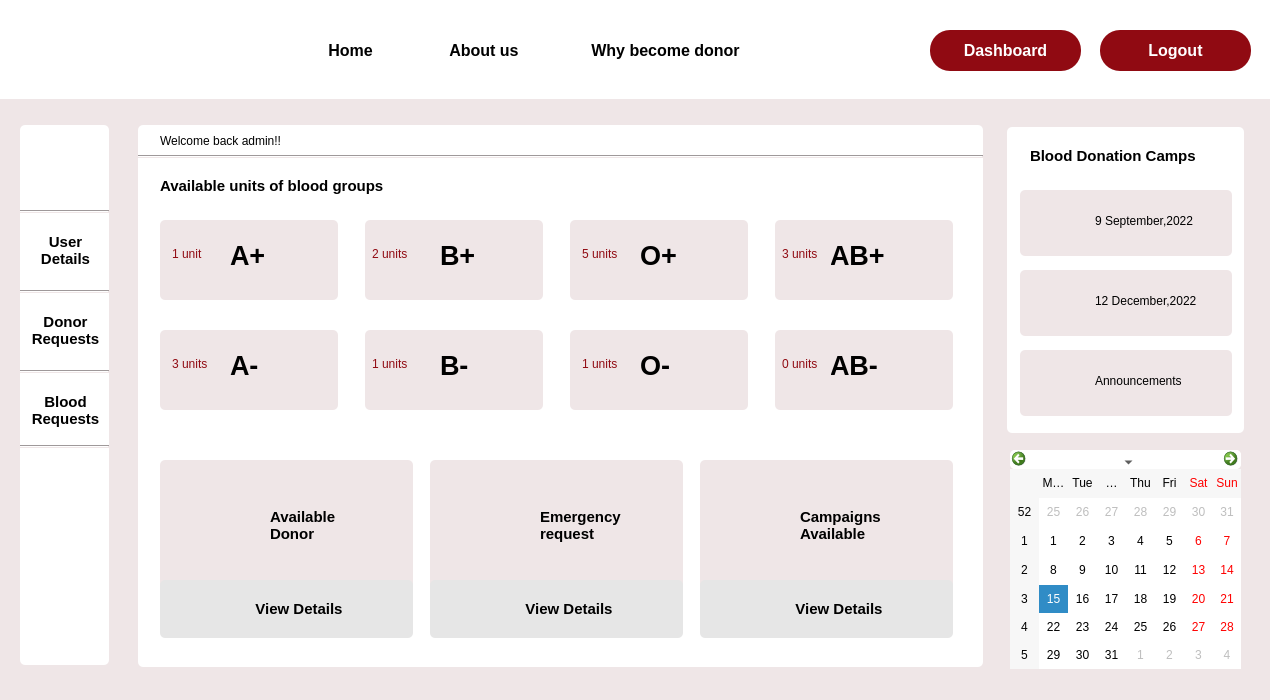
The window that admin_dashboard.ui (Rista10/Final) describes before a commit, drawn with Qt 5.
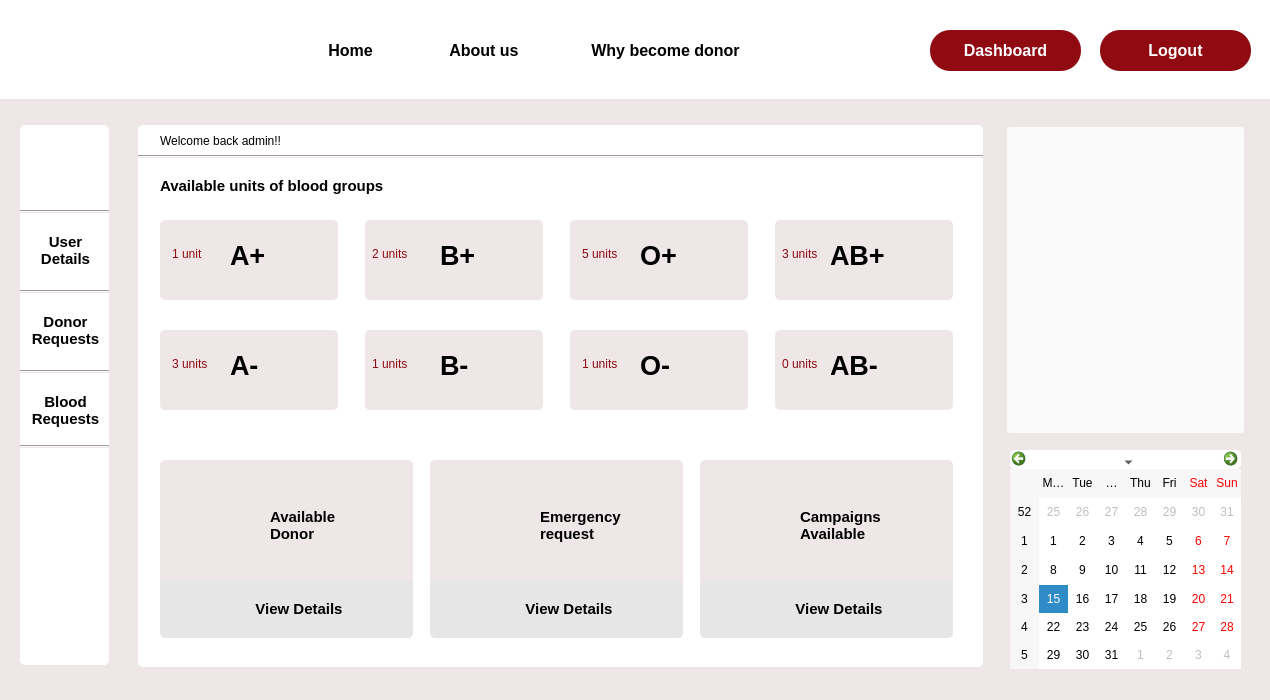
The same window after the commit. Icons and pictures are not drawn.

The edit to the form file:
```diff
--- a/admin_dashboard.ui
+++ b/admin_dashboard.ui
@@ -198,25 +198,6 @@
     <string>AB+</string>
    </property>
   </widget>
-  <widget class="QLabel" name="label_25">
-   <property name="geometry">
-    <rect>
-     <x>1020</x>
-     <y>350</y>
-     <width>212</width>
-     <height>66</height>
-    </rect>
-   </property>
-   <property name="cursor">
-    <cursorShape>PointingHandCursor</cursorShape>
-   </property>
-   <property name="styleSheet">
-    <string notr="true">border-radius:5px;</string>
-   </property>
-   <property name="text">
-    <string/>
-   </property>
-  </widget>
   <widget class="QLabel" name="label_53">
    <property name="geometry">
     <rect>
@@ -372,29 +353,6 @@
     <string/>
    </property>
   </widget>
-  <widget class="QLabel" name="label_31">
-   <property name="geometry">
-    <rect>
-     <x>1095</x>
-     <y>280</y>
-     <width>131</width>
-     <height>41</height>
-    </rect>
-   </property>
-   <property name="cursor">
-    <cursorShape>PointingHandCursor</cursorShape>
-   </property>
-   <property name="styleSheet">
-    <string notr="true">#label_31::hover
-{
-
-	color: rgb(144, 10, 18);
-}</string>
-   </property>
-   <property name="text">
-    <string>12 December,2022</string>
-   </property>
-  </widget>
   <widget class="QPushButton" name="about">
    <property name="geometry">
     <rect>
@@ -559,29 +517,6 @@
     <string>A+</string>
    </property>
   </widget>
-  <widget class="QLabel" name="label_30">
-   <property name="geometry">
-    <rect>
-     <x>1095</x>
-     <y>200</y>
-     <width>131</width>
-     <height>41</height>
-    </rect>
-   </property>
-   <property name="cursor">
-    <cursorShape>PointingHandCursor</cursorShape>
-   </property>
-   <property name="styleSheet">
-    <string notr="true">#label_30::hover
-{
-
-	color: rgb(144, 10, 18);
-}</string>
-   </property>
-   <property name="text">
-    <string>9 September,2022</string>
-   </property>
-  </widget>
   <widget class="Line" name="line_3">
    <property name="geometry">
     <rect>
@@ -673,25 +608,6 @@
     <string/>
    </property>
   </widget>
-  <widget class="QLabel" name="label_26">
-   <property name="geometry">
-    <rect>
-     <x>1020</x>
-     <y>270</y>
-     <width>212</width>
-     <height>66</height>
-    </rect>
-   </property>
-   <property name="cursor">
-    <cursorShape>PointingHandCursor</cursorShape>
-   </property>
-   <property name="styleSheet">
-    <string notr="true">border-radius:5px;</string>
-   </property>
-   <property name="text">
-    <string/>
-   </property>
-  </widget>
   <widget class="QLabel" name="label_41">
    <property name="geometry">
     <rect>
@@ -759,44 +675,6 @@
 Requests</string>
    </property>
   </widget>
-  <widget class="QLabel" name="label_24">
-   <property name="geometry">
-    <rect>
-     <x>1020</x>
-     <y>190</y>
-     <width>212</width>
-     <height>66</height>
-    </rect>
-   </property>
-   <property name="cursor">
-    <cursorShape>PointingHandCursor</cursorShape>
-   </property>
-   <property name="styleSheet">
-    <string notr="true">border-radius:5px;</string>
-   </property>
-   <property name="text">
-    <string/>
-   </property>
-  </widget>
-  <widget class="QLabel" name="label_27">
-   <property name="geometry">
-    <rect>
-     <x>1030</x>
-     <y>200</y>
-     <width>52</width>
-     <height>52</height>
-    </rect>
-   </property>
-   <property name="cursor">
-    <cursorShape>PointingHandCursor</cursorShape>
-   </property>
-   <property name="styleSheet">
-    <string notr="true">background-image: url(:/img/Images/blood.png);</string>
-   </property>
-   <property name="text">
-    <string/>
-   </property>
-  </widget>
   <widget class="QLabel" name="label_38">
    <property name="geometry">
     <rect>
@@ -1012,29 +890,6 @@
     <string/>
    </property>
   </widget>
-  <widget class="QLabel" name="label_32">
-   <property name="geometry">
-    <rect>
-     <x>1095</x>
-     <y>360</y>
-     <width>131</width>
-     <height>41</height>
-    </rect>
-   </property>
-   <property name="cursor">
-    <cursorShape>PointingHandCursor</cursorShape>
-   </property>
-   <property name="styleSheet">
-    <string notr="true">#label_32::hover
-{
-
-	color: rgb(144, 10, 18);
-}</string>
-   </property>
-   <property name="text">
-    <string>Announcements</string>
-   </property>
-  </widget>
   <widget class="QLabel" name="label_36">
    <property name="geometry">
     <rect>
@@ -1101,28 +956,6 @@
     <string>B+</string>
    </property>
   </widget>
-  <widget class="QLabel" name="label_23">
-   <property name="geometry">
-    <rect>
-     <x>1030</x>
-     <y>140</y>
-     <width>201</width>
-     <height>31</height>
-    </rect>
-   </property>
-   <property name="font">
-    <font>
-     <pointsize>11</pointsize>
-     <bold>true</bold>
-    </font>
-   </property>
-   <property name="styleSheet">
-    <string notr="true">background-color: rgb(255, 255, 255);</string>
-   </property>
-   <property name="text">
-    <string>Blood Donation Camps</string>
-   </property>
-  </widget>
   <widget class="QLabel" name="label_9">
    <property name="geometry">
     <rect>
@@ -1312,44 +1145,6 @@
     <string/>
    </property>
   </widget>
-  <widget class="QLabel" name="label_29">
-   <property name="geometry">
-    <rect>
-     <x>1030</x>
-     <y>360</y>
-     <width>51</width>
-     <height>41</height>
-    </rect>
-   </property>
-   <property name="cursor">
-    <cursorShape>PointingHandCursor</cursorShape>
-   </property>
-   <property name="styleSheet">
-    <string notr="true">border-image: url(:/img/Images/announcement.png);</string>
-   </property>
-   <property name="text">
-    <string/>
-   </property>
-  </widget>
-  <widget class="QLabel" name="label_28">
-   <property name="geometry">
-    <rect>
-     <x>1030</x>
-     <y>280</y>
-     <width>52</width>
-     <height>52</height>
-    </rect>
-   </property>
-   <property name="cursor">
-    <cursorShape>PointingHandCursor</cursorShape>
-   </property>
-   <property name="styleSheet">
-    <string notr="true">background-image: url(:/img/Images/blood.png);</string>
-   </property>
-   <property name="text">
-    <string/>
-   </property>
-  </widget>
   <widget class="QLabel" name="label_51">
    <property name="geometry">
     <rect>
@@ -1414,10 +1209,10 @@
     </font>
    </property>
    <property name="styleSheet">
-    <string notr="true">*{border-radius:5px;
+    <string notr="true">#pushButton_2{border-radius:5px;
 background-color: #E6E6E6;}
 
-#label_21::hover
+#pushButton_2::hover
 {
 
 	color: rgb(144, 10, 18);
@@ -1644,6 +1439,34 @@
     <string>0 units</string>
    </property>
   </widget>
+  <widget class="QPushButton" name="pushButton_4">
+   <property name="geometry">
+    <rect>
+     <x>1007</x>
+     <y>127</y>
+     <width>237</width>
+     <height>306</height>
+    </rect>
+   </property>
+   <property name="styleSheet">
+    <string notr="true">background-color: rgb(250, 250, 250);
+border-radius:3px;
+</string>
+   </property>
+   <property name="text">
+    <string/>
+   </property>
+   <property name="icon">
+    <iconset resource="Resources.qrc">
+     <normaloff>:/Images/donor_day.JPG</normaloff>:/Images/donor_day.JPG</iconset>
+   </property>
+   <property name="iconSize">
+    <size>
+     <width>250</width>
+     <height>400</height>
+    </size>
+   </property>
+  </widget>
   <zorder>label_3</zorder>
   <zorder>label_4</zorder>
   <zorder>label_13</zorder>
@@ -1651,16 +1474,12 @@
   <zorder>label_18</zorder>
   <zorder>label_14</zorder>
   <zorder>label_46</zorder>
-  <zorder>label_25</zorder>
   <zorder>label_8</zorder>
   <zorder>label_10</zorder>
   <zorder>label_12</zorder>
   <zorder>label_19</zorder>
   <zorder>label_15</zorder>
-  <zorder>label_26</zorder>
   <zorder>label_41</zorder>
-  <zorder>label_24</zorder>
-  <zorder>label_27</zorder>
   <zorder>label_17</zorder>
   <zorder>label_16</zorder>
   <zorder>label_2</zorder>
@@ -1668,10 +1487,8 @@
   <zorder>my_details</zorder>
   <zorder>label</zorder>
   <zorder>my_details_2</zorder>
-  <zorder>label_32</zorder>
   <zorder>label_36</zorder>
   <zorder>label_40</zorder>
-  <zorder>label_23</zorder>
   <zorder>label_9</zorder>
   <zorder>label_39</zorder>
   <zorder>home</zorder>
@@ -1679,7 +1496,6 @@
   <zorder>label_5</zorder>
   <zorder>calendarWidget</zorder>
   <zorder>label_35</zorder>
-  <zorder>label_29</zorder>
   <zorder>about</zorder>
   <zorder>login</zorder>
   <zorder>label_6</zorder>
@@ -1703,9 +1519,6 @@
   <zorder>label_42</zorder>
   <zorder>label_48</zorder>
   <zorder>label_47</zorder>
-  <zorder>label_30</zorder>
-  <zorder>label_31</zorder>
-  <zorder>label_28</zorder>
   <zorder>label_51</zorder>
   <zorder>pushButton</zorder>
   <zorder>pushButton_2</zorder>
@@ -1720,6 +1533,7 @@
   <zorder>lineEdit_6</zorder>
   <zorder>lineEdit_7</zorder>
   <zorder>lineEdit_8</zorder>
+  <zorder>pushButton_4</zorder>
  </widget>
  <resources/>
  <connections/>
```
Left out of the diff: 4 changed lines with no effect on the pictures.
